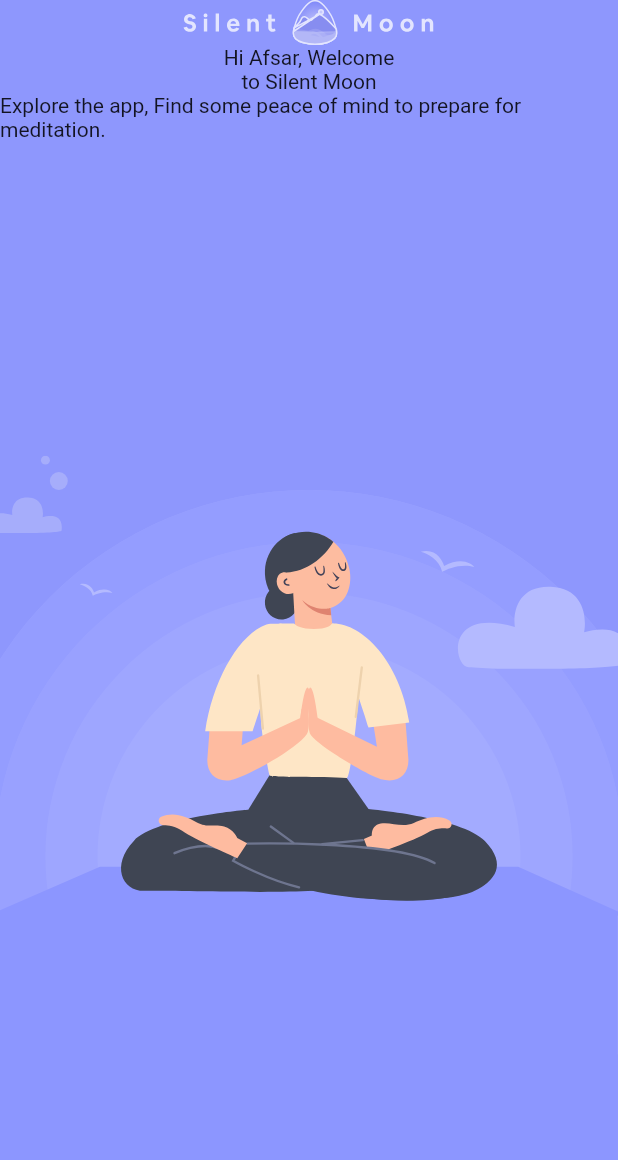
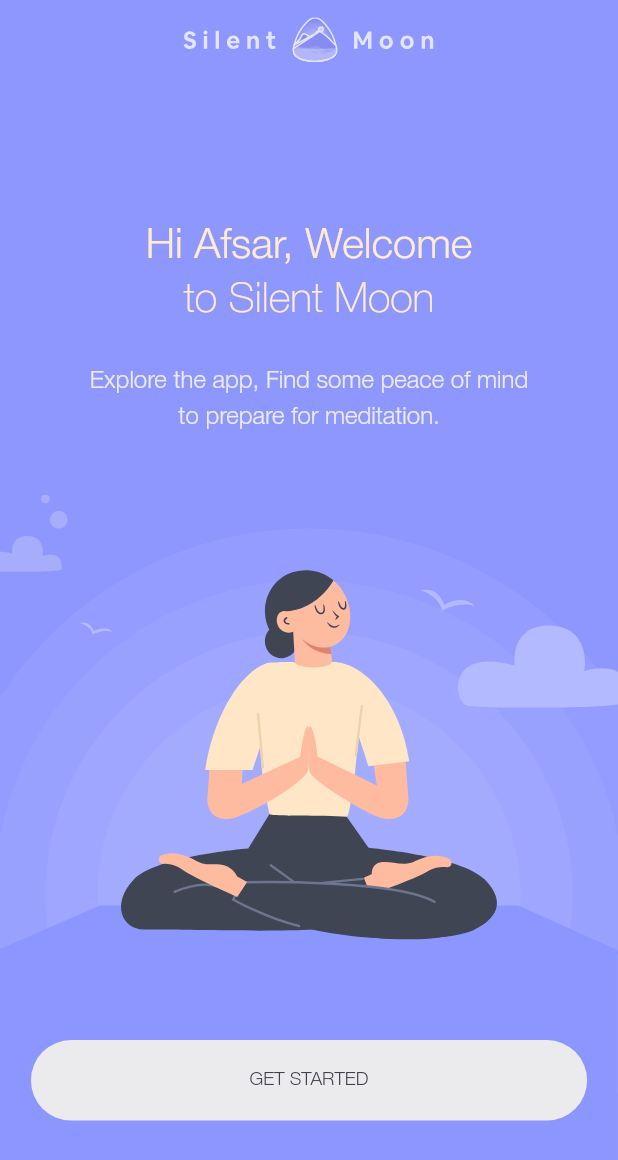
Before and after one commit to trunghq3101/meditation_app, a Flutter app: the screen it shows after launch, on a phone screen of 412 x 824 dp. Shown: the top 1160 px of the screen. Run offline on Flutter 3.47's test engine with Material 2 defaults, Android fonts, the phone set to English and light mode, and no system bars; our stand-ins replace device_preview, flutter_svg.

Commit message:
GetStarted screen UI for text and button

```diff
--- a/lib/pages/home_page.dart
+++ b/lib/pages/home_page.dart
@@ -8,22 +8,99 @@ class HomePage extends StatelessWidget {
   @override
   Widget build(BuildContext context) {
     final orientation = MediaQuery.of(context).orientation;
+    final size = MediaQuery.of(context).size;
     return Scaffold(
       backgroundColor: kColorPrimary,
       body: SafeArea(
         child: orientation == Orientation.portrait
             ? Stack(
-                children: const [
-                  GetStartedBackground(),
-                  GetStartedHeader(),
+                children: [
+                  const GetStartedBackground(),
+                  const FractionallySizedBox(
+                    heightFactor: 0.35,
+                    child: GetStartedHeader(),
+                  ),
+                  Align(
+                    alignment: const Alignment(0.0, 0.8),
+                    child: GetStartedButton(
+                      fixedSize: MaterialStateProperty.all(
+                        Size(
+                          size.width * 0.9,
+                          size.height * 0.065,
+                        ),
+                      ),
+                      textStyle: MaterialStateProperty.all(
+                        PrimaryFont.medium(size.height * 0.015),
+                      ),
+                    ),
+                  )
                 ],
               )
             : Row(
-                children: const [
-                  Expanded(child: GetStartedHeader()),
-                  Expanded(child: GetStartedBackground()),
+                children: [
+                  const Expanded(
+                    child: Align(
+                      alignment: Alignment.topCenter,
+                      child: FractionallySizedBox(
+                        heightFactor: 0.7,
+                        child: GetStartedHeader(),
+                      ),
+                    ),
+                  ),
+                  Expanded(
+                    child: Stack(
+                      children: [
+                        const GetStartedBackground(),
+                        Align(
+                          alignment: const Alignment(0.0, 0.8),
+                          child: GetStartedButton(
+                            fixedSize: MaterialStateProperty.all(
+                              Size(
+                                size.width * 0.4,
+                                size.height * 0.065,
+                              ),
+                            ),
+                            textStyle: MaterialStateProperty.all(
+                              PrimaryFont.medium(size.height * 0.015),
+                            ),
+                          ),
+                        )
+                      ],
+                    ),
+                  ),
                 ],
               ),
+      ),
+    );
+  }
+}
+
+class GetStartedButton extends StatelessWidget {
+  const GetStartedButton({
+    Key? key,
+    this.fixedSize,
+    this.textStyle,
+  }) : super(key: key);
+
+  final MaterialStateProperty<Size>? fixedSize;
+  final MaterialStateProperty<TextStyle>? textStyle;
+
+  @override
+  Widget build(BuildContext context) {
+    return ElevatedButton(
+      onPressed: () {},
+      child: const Text('GET STARTED'),
+      style: ButtonStyle(
+        backgroundColor: MaterialStateProperty.all(kColorLightGrey),
+        shape: MaterialStateProperty.all(
+          RoundedRectangleBorder(
+            borderRadius: BorderRadius.circular(38),
+          ),
+        ),
+        elevation: MaterialStateProperty.all(0),
+        fixedSize: fixedSize,
+        foregroundColor: MaterialStateProperty.all(kColorDarkGrey),
+        textStyle: textStyle,
       ),
     );
   }
@@ -36,13 +113,16 @@ class GetStartedBackground extends StatelessWidget {
 
   @override
   Widget build(BuildContext context) {
+    final orientation = MediaQuery.of(context).orientation;
     return Align(
       alignment: Alignment.bottomCenter,
       child: FractionallySizedBox(
-        heightFactor: 0.6,
+        heightFactor: orientation == Orientation.portrait ? 0.6 : 0.9,
         widthFactor: 1,
         child: FittedBox(
           fit: BoxFit.cover,
+          alignment: Alignment.topCenter,
+          clipBehavior: Clip.antiAlias,
           child: SvgPicture.asset('assets/images/bg_get_started.svg'),
         ),
       ),
@@ -59,11 +139,60 @@ class GetStartedHeader extends StatelessWidget {
   Widget build(BuildContext context) {
     return Column(
       children: [
-        SvgPicture.asset('assets/images/ic_logo.svg'),
-        const Text('Hi Afsar, Welcome'),
-        const Text('to Silent Moon'),
-        const Text(
-            'Explore the app, Find some peace of mind to prepare for meditation.'),
+        Flexible(
+          flex: 2,
+          fit: FlexFit.tight,
+          child: SvgPicture.asset(
+            'assets/images/ic_logo.svg',
+            alignment: const Alignment(0.0, -0.8),
+          ),
+        ),
+        Flexible(
+          flex: 1,
+          fit: FlexFit.tight,
+          child: FittedBox(
+            child: RichText(
+              textAlign: TextAlign.center,
+              text: TextSpan(
+                text: 'Hi Afsar, Welcome\n',
+                style: PrimaryFont.medium(30).copyWith(
+                  color: kColorLightYellow,
+                  height: 1.3,
+                ),
+                children: [
+                  TextSpan(
+                    text: 'to Silent Moon',
+                    style: PrimaryFont.thin(30).copyWith(
+                      color: kColorLightYellow,
+                    ),
+                  )
+                ],
+              ),
+            ),
+          ),
+        ),
+        Flexible(
+          flex: 1,
+          fit: FlexFit.tight,
+          child: SizedBox.expand(
+            child: FractionallySizedBox(
+              widthFactor: 0.8,
+              child: Align(
+                alignment: Alignment.bottomCenter,
+                child: FittedBox(
+                  child: Text(
+                    'Explore the app, Find some peace of mind\nto prepare for meditation.',
+                    style: PrimaryFont.light(16).copyWith(
+                      color: kColorLightGrey,
+                      height: 1.5,
+                    ),
+                    textAlign: TextAlign.center,
+                  ),
+                ),
+              ),
+            ),
+          ),
+        ),
       ],
     );
   }
--- a/lib/utils/theme.dart
+++ b/lib/utils/theme.dart
@@ -1,3 +1,34 @@
-import 'dart:ui';
+import 'package:flutter/material.dart';
 
 const kColorPrimary = Color(0xFF8E97FD);
+const kColorLightYellow = Color(0xFFFFECCC);
+const kColorLightGrey = Color(0xFFEBEAEC);
+const kColorDarkGrey = Color(0xFF3F414E);
+
+class PrimaryFont {
+  static String fontFamily = 'HelveticaNeue';
+
+  static TextStyle thin(double size) {
+    return TextStyle(
+      fontFamily: fontFamily,
+      fontWeight: FontWeight.w100,
+      fontSize: size,
+    );
+  }
+
+  static TextStyle light(double size) {
+    return TextStyle(
+      fontFamily: fontFamily,
+      fontWeight: FontWeight.w300,
+      fontSize: size,
+    );
+  }
+
+  static TextStyle medium(double size) {
+    return TextStyle(
+      fontFamily: fontFamily,
+      fontWeight: FontWeight.w500,
+      fontSize: size,
+    );
+  }
+}
```
Also changed, not shown: pubspec.yaml (+13 -16 lines), assets/fonts/HelveticaNeue-Black.ttf (added), assets/fonts/HelveticaNeue-Bold.ttf (added), assets/fonts/HelveticaNeue-Light.ttf (added), assets/fonts/HelveticaNeue-Medium.ttf (added), assets/fonts/HelveticaNeue-Thin.ttf (added).
